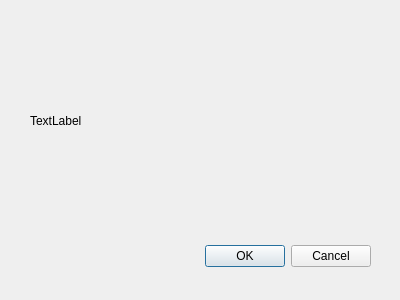
Old version of the form Lab 2/Lab2/notetext.ui in the repository LavrovSergey/OOP.
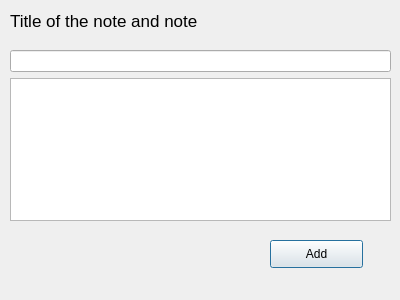
New version of the form.

```diff
--- a/Lab 2/Lab2/notetext.ui
+++ b/Lab 2/Lab2/notetext.ui
@@ -13,35 +13,55 @@
   <property name="windowTitle">
    <string>Dialog</string>
   </property>
-  <widget class="QDialogButtonBox" name="buttonBox">
-   <property name="geometry">
-    <rect>
-     <x>30</x>
-     <y>240</y>
-     <width>341</width>
-     <height>32</height>
-    </rect>
-   </property>
-   <property name="orientation">
-    <enum>Qt::Horizontal</enum>
-   </property>
-   <property name="standardButtons">
-    <set>QDialogButtonBox::Cancel|QDialogButtonBox::Ok</set>
-   </property>
-  </widget>
   <widget class="QLabel" name="label">
    <property name="geometry">
     <rect>
-     <x>30</x>
-     <y>20</y>
-     <width>341</width>
-     <height>201</height>
+     <x>10</x>
+     <y>10</y>
+     <width>251</width>
+     <height>21</height>
     </rect>
    </property>
+   <property name="font">
+    <font>
+     <pointsize>13</pointsize>
+    </font>
+   </property>
    <property name="text">
-    <string>TextLabel</string>
+    <string>Title of the note and note</string>
    </property>
   </widget>
+  <widget class="QPushButton" name="pushButton">
+   <property name="geometry">
+    <rect>
+     <x>270</x>
+     <y>240</y>
+     <width>93</width>
+     <height>28</height>
+    </rect>
+   </property>
+   <property name="text">
+    <string>Add</string>
+   </property>
+  </widget>
+  <widget class="QWidget" name="">
+   <property name="geometry">
+    <rect>
+     <x>10</x>
+     <y>50</y>
+     <width>381</width>
+     <height>171</height>
+    </rect>
+   </property>
+   <layout class="QVBoxLayout" name="verticalLayout">
+    <item>
+     <widget class="QLineEdit" name="lineEdit"/>
+    </item>
+    <item>
+     <widget class="QTextEdit" name="textEdit"/>
+    </item>
+   </layout>
+  </widget>
  </widget>
  <resources/>
  <connections>
```
Left out of the diff: 35 changed lines with no effect on the pictures.
